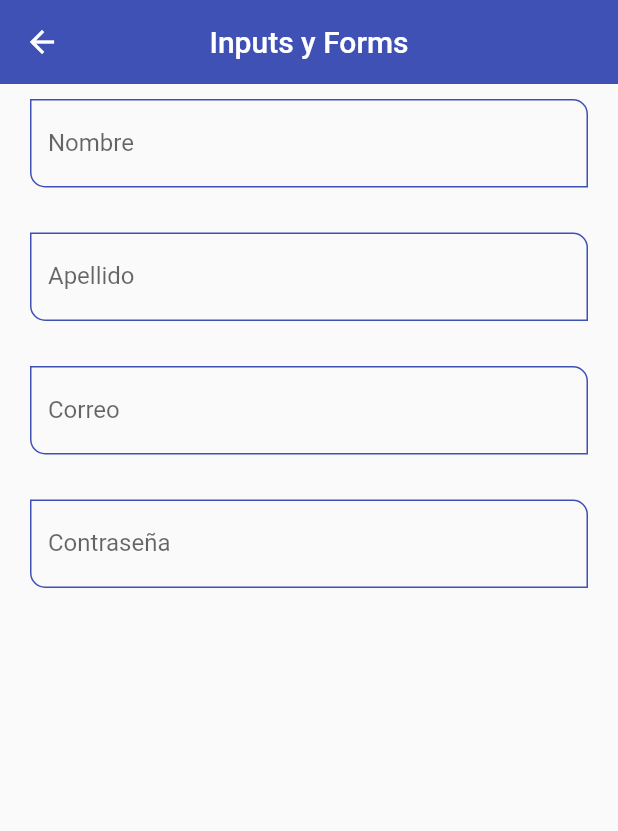
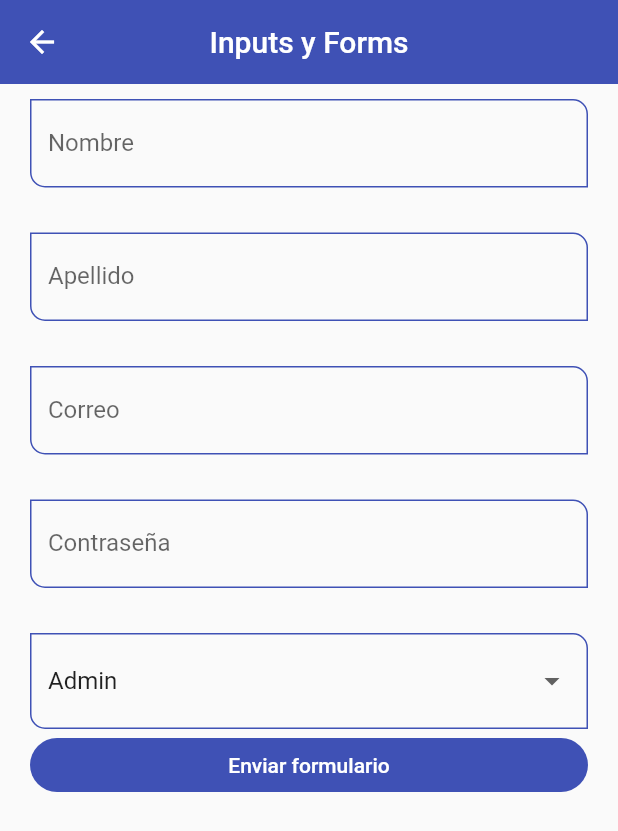
Before and after one commit to francmarin98/flutter_components_app, a Flutter app: the InputsScreen screen opened by its route, on a phone screen of 412 x 824 dp. Shown: the top 831 px of the screen. Run offline on Flutter 3.47's test engine with Material 2 defaults, Android fonts, the phone set to English and light mode, and no system bars.

Commit message:
DropdownButtonFormField and WidgetForm

```diff
--- a/lib/screens/inputs_screen.dart
+++ b/lib/screens/inputs_screen.dart
@@ -6,38 +6,95 @@ class InputsScreen extends StatelessWidget {
 
   @override
   Widget build(BuildContext context) {
+    final GlobalKey<FormState> myFormKey = GlobalKey<FormState>();
+
+    final Map<String, dynamic> formValues = {
+      'name': 'Francisco',
+      'lastName': 'Marin',
+      'email': 'francisco@google.com',
+      'password': '123456',
+      'role': 'Admin'
+    };
+
     return Scaffold(
       appBar: AppBar(title: const Text('Inputs y Forms')),
       body: SingleChildScrollView(
         padding: const EdgeInsets.symmetric(horizontal: 20, vertical: 10),
+        child: Form(
+          key: myFormKey,
           child: Column(
-          children: const [
+            children: [
               CustomTextFormField(
                 labelText: 'Nombre',
                 hintText: 'Nombre del usuario',
+                formProperty: 'name',
+                formValues: formValues,
               ),
-            SizedBox(height: 30),
+              const SizedBox(height: 30),
 
                CustomTextFormField(
                 labelText: 'Apellido',
                 hintText: 'Apellido del usuario',
+                formProperty: 'lastName',
+                formValues: formValues,
               ),
-            SizedBox(height: 30),
+              const SizedBox(height: 30),
 
                CustomTextFormField(
                 labelText: 'Correo',
                 hintText: 'Correo del usuario',
                 keywordType: TextInputType.emailAddress,
+                formProperty: 'email',
+                formValues: formValues,
               ),
-            SizedBox(height: 30),
+              const SizedBox(height: 30),
 
                CustomTextFormField(
                 labelText: 'Contraseña',
                 hintText: 'Contraseña del usuario',
                 isPassword: true,
+                formProperty: 'password',
+                formValues: formValues,
               ),
-            SizedBox(height: 30),
+              const SizedBox(height: 30),
+
+              DropdownButtonFormField<String>(
+                value: 'admin',
+                items: const[
+                  DropdownMenuItem(
+                    value: 'admin', child: Text('Admin')
+                  ),
+                  DropdownMenuItem(
+                    value: 'super-admin', child: Text('Super-Admin')
+                  ),
+                  DropdownMenuItem(
+                    value: 'user', child: Text('User')
+                  ),
                 ],
+                onChanged: (value){
+                  print(value);
+                  formValues['role'] =  value ?? 'Admin';
+                }
+              ),
+
+              ElevatedButton(
+                  child: const SizedBox(
+                    width: double.infinity,
+                    child: Center(child: Text('Enviar formulario')),
+                  ),
+                  onPressed: () {
+
+                    FocusManager.instance.primaryFocus?.unfocus();
+
+                    if (!myFormKey.currentState!.validate()) {
+                      print('Form Invalid!!');
+                      return;
+                    }
+
+                    print(formValues);
+                  })
+            ],
+          ),
         ),
       ),
     );
--- a/lib/widgets/custom_text_form_field.dart
+++ b/lib/widgets/custom_text_form_field.dart
@@ -9,6 +9,9 @@ class CustomTextFormField extends StatelessWidget {
   final TextInputType? keywordType;
   final bool isPassword;
 
+  final String formProperty;
+  final Map<String, dynamic> formValues;
+
   const CustomTextFormField({
     Key? key,
     this.hintText,
@@ -18,6 +21,8 @@ class CustomTextFormField extends StatelessWidget {
     this.suffixIcon,
     this.keywordType,
     this.isPassword = false,
+    required this.formProperty,
+    required this.formValues,
   }) : super(key: key);
 
   @override
@@ -29,7 +34,7 @@ class CustomTextFormField extends StatelessWidget {
       keyboardType: keywordType,
       obscureText: isPassword,
       onChanged: (value) {
-        print(value);
+        formValues[formProperty] = value;
       },
       validator: (value) {
         if (value == null) {
```
Also changed, not shown: pubspec.lock. Lines whose indentation alone changed are shown as unchanged.
